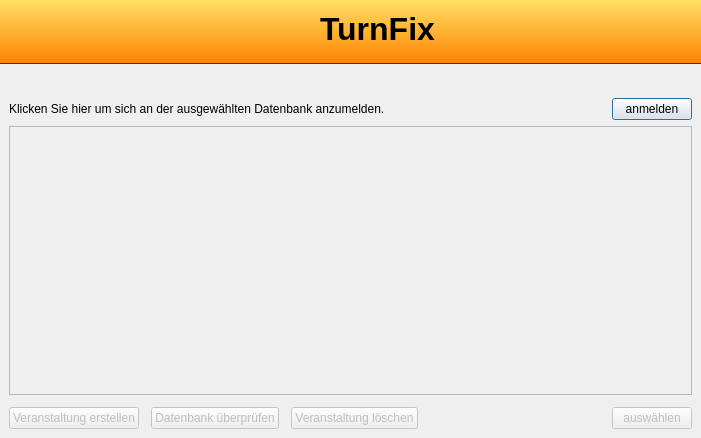
Old version of the form app/logindialog.ui in the repository turnfix/turnfix.
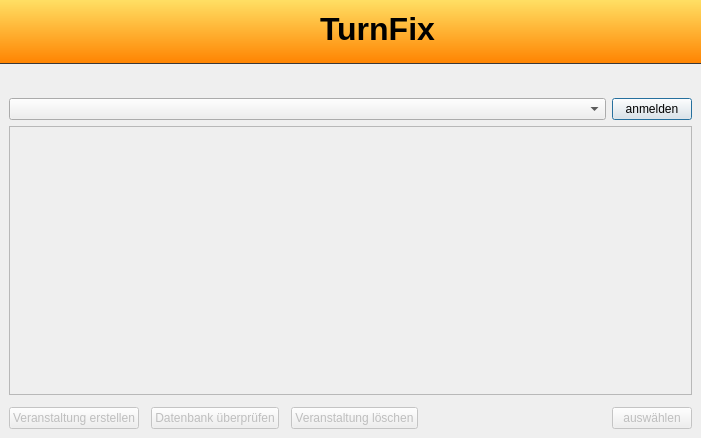
New version of the form. Icons and pictures are not drawn. Custom widgets are drawn as their Qt base class.

```diff
--- a/app/logindialog.ui
+++ b/app/logindialog.ui
@@ -159,24 +159,7 @@
        <item>
         <layout class="QHBoxLayout" name="horizontalLayout">
          <item>
-          <widget class="QLabel" name="loginLabel">
-           <property name="text">
-            <string>Klicken Sie hier um sich an der ausgewählten Datenbank anzumelden.</string>
-           </property>
-          </widget>
-         </item>
-         <item>
-          <spacer name="horizontalSpacer">
-           <property name="orientation">
-            <enum>Qt::Horizontal</enum>
-           </property>
-           <property name="sizeHint" stdset="0">
-            <size>
-             <width>40</width>
-             <height>20</height>
-            </size>
-           </property>
-          </spacer>
+          <widget class="QComboBox" name="connectionComboBox"/>
          </item>
          <item>
           <widget class="QPushButton" name="loginButton">
```
